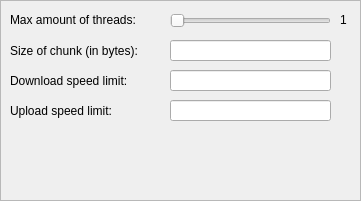
Old version of the form gui/general_settings.ui in the repository JerzySpendel/LanTransfer.
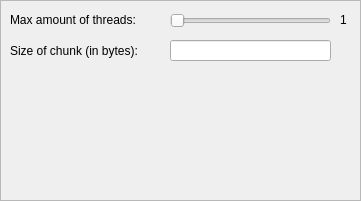
New version of the form.

Patch:
```diff
--- a/gui/general_settings.ui
+++ b/gui/general_settings.ui
@@ -89,52 +89,6 @@
      </rect>
     </property>
    </widget>
-   <widget class="QLabel" name="label_3">
-    <property name="geometry">
-     <rect>
-      <x>10</x>
-      <y>70</y>
-      <width>151</width>
-      <height>21</height>
-     </rect>
-    </property>
-    <property name="text">
-     <string>Download speed limit:</string>
-    </property>
-   </widget>
-   <widget class="QLabel" name="label_5">
-    <property name="geometry">
-     <rect>
-      <x>10</x>
-      <y>100</y>
-      <width>151</width>
-      <height>21</height>
-     </rect>
-    </property>
-    <property name="text">
-     <string>Upload speed limit:</string>
-    </property>
-   </widget>
-   <widget class="QLineEdit" name="lineEdit_3">
-    <property name="geometry">
-     <rect>
-      <x>170</x>
-      <y>100</y>
-      <width>161</width>
-      <height>21</height>
-     </rect>
-    </property>
-   </widget>
-   <widget class="QLineEdit" name="lineEdit_2">
-    <property name="geometry">
-     <rect>
-      <x>170</x>
-      <y>70</y>
-      <width>161</width>
-      <height>21</height>
-     </rect>
-    </property>
-   </widget>
    <widget class="QLabel" name="label_4">
     <property name="geometry">
      <rect>
```
